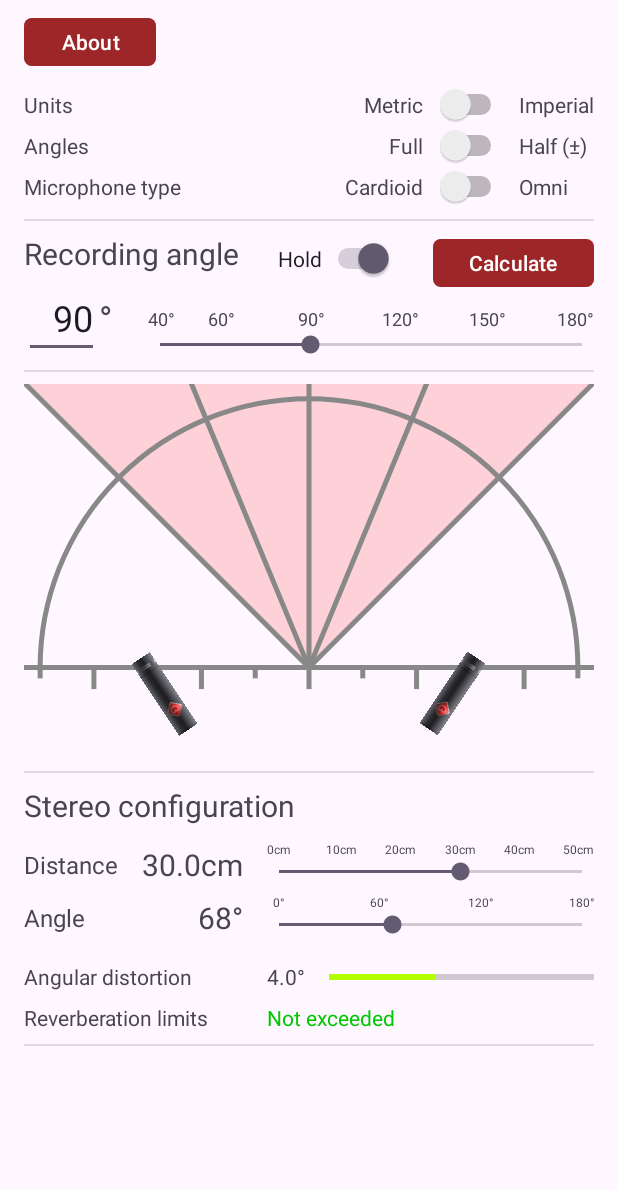
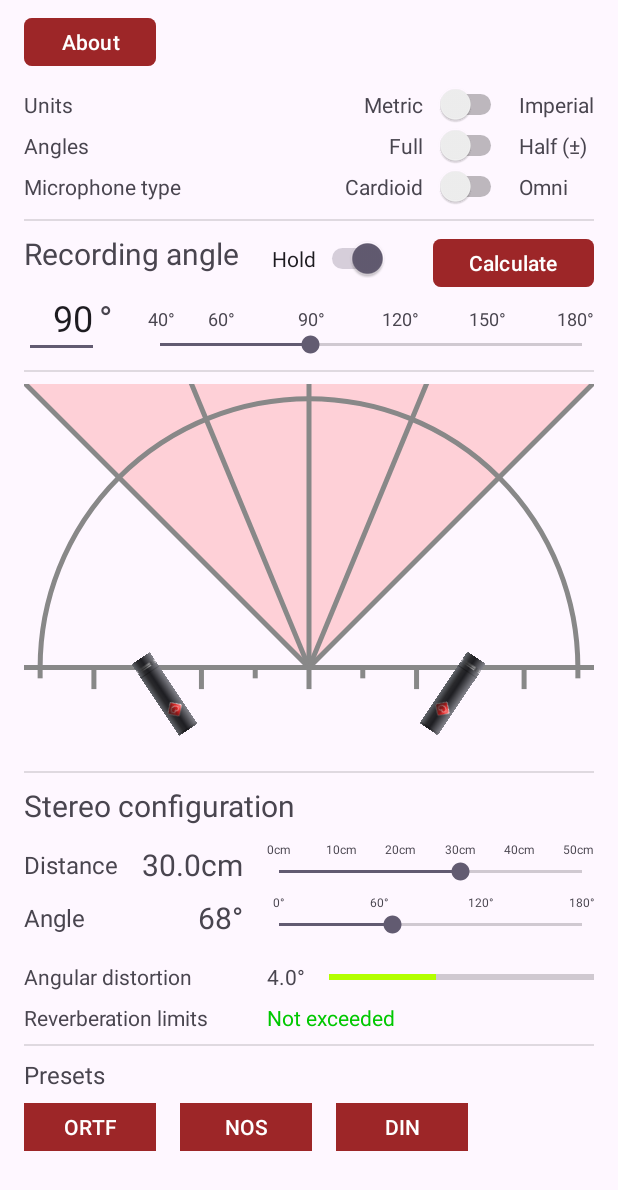
Before and after one commit to svetter/stereocalc, an Android app: the screen it shows after launch (MainActivity), on a phone screen of 412 x 824 dp. Shown: the top 1190 px of the screen. Run offline under Robolectric (Android 15) with nearby library versions, the phone set to English and light mode, and no system bars.

Commit message:
Add Near-coincident preset buttons
Closes #8

```diff
--- a/app/src/main/java/com/gmail/simetist/stereomikingcalculator/Calculations.kt
+++ b/app/src/main/java/com/gmail/simetist/stereomikingcalculator/Calculations.kt
@@ -45,7 +45,7 @@ val sidesReverbLimitFitInMidpoint	= 17.618201102680768
 
 
 
-fun calculate5thOrderPolynomial(coefficients: DoubleArray, x: Double): Double {
+private fun calculate5thOrderPolynomial(coefficients: DoubleArray, x: Double): Double {
 	if (coefficients.size != 6) {
 		throw IllegalArgumentException("Function expects 6 coefficients")
 	}
@@ -55,7 +55,7 @@ fun calculate5thOrderPolynomial(coefficients: DoubleArray, x: Double): Double {
 	}
 }
 
-fun calculateFittingParams(recordingAngle: Double): DoubleArray {
+private fun calculateFittingParams(recordingAngle: Double): DoubleArray {
 	val hra = recordingAngle / 2.0
 
 	val outScale	= calculate5thOrderPolynomial(outScalePolyCoefficients,		hra)
@@ -76,6 +76,17 @@ fun calculateCardioidMicDistance(recordingAngle: Double, micAngle: Double): Doub
 	val (outScale, outMin, growthRate, inMidpoint) = calculateFittingParams(recordingAngle)
 
 	return inMidpoint - ln(- outScale / (outMin - micAngle) - 1) / growthRate
+}
+
+fun calculateCardioidRecordingAngle(micDistance: Double, micAngle: Double): Double {
+	// temporary
+	when {
+		micDistance == 17.0 && micAngle == 110.0	-> return 96.0
+		micDistance == 30.0 && micAngle == 90.0		-> return 80.0
+		micDistance == 20.0 && micAngle == 90.0		-> return 51.0
+	}
+	// TODO
+	return 0.0
 }
 
 fun calculateOmniMicDistance(recordingAngle: Double): Double {
--- a/app/src/main/java/com/gmail/simetist/stereomikingcalculator/MainActivity.kt
+++ b/app/src/main/java/com/gmail/simetist/stereomikingcalculator/MainActivity.kt
@@ -4,13 +4,11 @@ import android.content.Intent
 import android.content.res.ColorStateList
 import android.content.res.Configuration
 import android.graphics.Color
-import android.graphics.Rect
 import android.os.Bundle
 import android.util.Log
 import android.view.KeyEvent
 import android.view.View
 import android.view.ViewGroup
-import android.view.Window
 import android.widget.Button
 import android.widget.EditText
 import android.widget.FrameLayout
@@ -23,6 +21,7 @@ import androidx.appcompat.app.AppCompatActivity
 import androidx.constraintlayout.widget.ConstraintLayout
 import androidx.core.view.ViewCompat
 import androidx.core.view.WindowInsetsCompat
+import kotlin.math.roundToInt
 
 
 private const val TAG = "MainActivity"
@@ -66,6 +65,10 @@ class MainActivity : AppCompatActivity() {
 	private lateinit var angularDistValueLabel:			TextView
 	private lateinit var angularDistIndicator:			ProgressBar
 	private lateinit var reverbLimitsWarnLabel: 		TextView
+
+	private lateinit var ortfButton:					Button
+	private lateinit var nosButton:						Button
+	private lateinit var dinButton:						Button
 
 
 
@@ -121,6 +124,11 @@ class MainActivity : AppCompatActivity() {
 		angularDistValueLabel		= findViewById(R.id.angularDistValueLabel)
 		angularDistIndicator		= findViewById(R.id.angularDistIndicator)
 		reverbLimitsWarnLabel		= findViewById(R.id.reverbLimitsWarnLabel)
+
+		ortfButton					= findViewById(R.id.ortfButton)
+		nosButton					= findViewById(R.id.nosButton)
+		dinButton					= findViewById(R.id.dinButton)
+
 
 
 		// Set default recAngle values
@@ -288,6 +296,18 @@ class MainActivity : AppCompatActivity() {
 			override fun onStopTrackingTouch(p0: SeekBar?) {}
 		})
 
+		ortfButton.setOnClickListener {
+			applyNearCoincidentPreset(17, 110)
+		}
+
+		nosButton.setOnClickListener {
+			applyNearCoincidentPreset(30, 90)
+		}
+
+		dinButton.setOnClickListener {
+			applyNearCoincidentPreset(20, 90)
+		}
+
 
 
 		if (savedInstanceState != null) {
@@ -348,7 +368,7 @@ class MainActivity : AppCompatActivity() {
 		}
 
 		ignoreSliderListeners = true
-		micDistanceSlider.progress = (micDistance * 10).toInt()
+		micDistanceSlider.progress = (micDistance * 10).roundToInt()
 		ignoreSliderListeners = false
 		updateMicDistanceLabel()
 		graphicsView.updateMicDistance(micDistance)
@@ -363,7 +383,7 @@ class MainActivity : AppCompatActivity() {
 		val micAngle = calculateCardioidMicAngle(recAngle, micDistance)
 
 		ignoreSliderListeners = true
-		micAngleSlider.progress = (micAngle * 10).toInt()
+		micAngleSlider.progress = (micAngle * 10).roundToInt()
 		ignoreSliderListeners = false
 		updateMicAngleLabel()
 		graphicsView.updateMicAngle(micAngle)
@@ -376,13 +396,13 @@ class MainActivity : AppCompatActivity() {
 		val angularDistortion = calculateAngularDistortion(micDistance, micAngle)
 
 		angularDistValueLabel.text = "%.1f°".format(angularDistortion)
-		angularDistIndicator.progress = (angularDistortion * 100).toInt()
+		angularDistIndicator.progress = (angularDistortion * 100).roundToInt()
 
 		// Set progress color based on the value
 		val progressRatio = angularDistIndicator.progress / angularDistIndicator.max.toFloat()
 		val color = when {
-			progressRatio < 0.5	-> Color.rgb(((-0.5f + progressRatio * 3f) * 255f).toInt().coerceAtLeast(0), 255, 0)
-			else				-> Color.rgb(255, ((2.5f - progressRatio * 3f) * 255f).toInt().coerceAtLeast(0), 0)
+			progressRatio < 0.5	-> Color.rgb(((-0.5f + progressRatio * 3f) * 255f).roundToInt().coerceAtLeast(0), 255, 0)
+			else				-> Color.rgb(255, ((2.5f - progressRatio * 3f) * 255f).roundToInt().coerceAtLeast(0), 0)
 		}
 		angularDistIndicator.progressTintList = ColorStateList.valueOf(color)
 	}
@@ -402,6 +422,25 @@ class MainActivity : AppCompatActivity() {
 			centerExceeds || sidesExceed	-> Color.rgb(200, 0, 0)
 			else							-> Color.rgb(0, 200, 0)
 		})
+	}
+
+
+
+	fun applyNearCoincidentPreset(micDistanceCm: Int, micAngle: Int) {
+		if (useOmni) micTypeSwitch.performClick()
+
+		val recAngle = calculateCardioidRecordingAngle(micDistanceCm.toDouble(), micAngle.toDouble())
+
+		ignoreSliderListeners = true
+		recAngleSlider.progress = recAngle.roundToInt() - recAngleLowerBound
+		micDistanceSlider.progress = micDistanceCm * 10
+		micAngleSlider.progress = micAngle * 10
+		ignoreSliderListeners = false
+
+		updateRecAngleEdit()
+		updateMicDistanceLabel()
+		updateMicAngleLabel()
+		graphicsView.updateAll(recAngle, micDistanceCm.toDouble(), micAngle.toDouble())
 	}
 
 
--- a/app/src/main/res/layout/activity_main.xml
+++ b/app/src/main/res/layout/activity_main.xml
@@ -151,6 +151,18 @@
 			android:textSize="20sp"
 			app:layout_constraintStart_toStartOf="parent"
 			app:layout_constraintTop_toTopOf="@+id/calcRecAngleButton" />
+
+	<Switch
+			android:id="@+id/holdRecAngleSwitch"
+			android:layout_width="wrap_content"
+			android:layout_height="wrap_content"
+			android:layout_marginEnd="8dp"
+			android:layout_marginBottom="-3dp"
+			android:checked="true"
+			android:text="Hold"
+			app:layout_constraintBottom_toBottomOf="@+id/recAngleLabel"
+			app:layout_constraintEnd_toStartOf="@+id/calcRecAngleButton"
+			app:layout_constraintStart_toEndOf="@+id/recAngleLabel" />
 
 	<Button
 			android:id="@+id/calcRecAngleButton"
@@ -594,15 +606,53 @@
 				android:translationZ="1dp" />
 	</FrameLayout>
 
-	<Switch
-			android:id="@+id/holdRecAngleSwitch"
+	<TextView
+			android:id="@+id/presetsLabel"
 			android:layout_width="wrap_content"
 			android:layout_height="wrap_content"
-			android:layout_marginBottom="-3dp"
-			android:checked="true"
-			android:text="Hold"
-			app:layout_constraintBottom_toBottomOf="@+id/recAngleLabel"
-			app:layout_constraintEnd_toStartOf="@+id/calcRecAngleButton"
-			app:layout_constraintStart_toEndOf="@+id/recAngleLabel" />
+			android:layout_marginStart="16dp"
+			android:layout_marginTop="8dp"
+			android:text="Presets"
+			android:textSize="16sp"
+			app:layout_constraintStart_toStartOf="parent"
+			app:layout_constraintTop_toBottomOf="@+id/bottomDivider" />
+
+	<Button
+			android:id="@+id/ortfButton"
+			android:layout_width="wrap_content"
+			android:layout_height="40dp"
+			android:layout_marginTop="4dp"
+			android:backgroundTint="#9A8C0000"
+			android:text="ORTF"
+			android:textColor="@color/white"
+			app:cornerRadius="0dp"
+			app:layout_constraintStart_toStartOf="@+id/presetsLabel"
+			app:layout_constraintTop_toBottomOf="@+id/presetsLabel" />
+
+	<Button
+			android:id="@+id/nosButton"
+			android:layout_width="wrap_content"
+			android:layout_height="40dp"
+			android:layout_marginStart="16dp"
+			android:backgroundTint="#9A8C0000"
+			android:text="NOS"
+			android:textColor="@color/white"
+			app:cornerRadius="0dp"
+			app:layout_constraintBottom_toBottomOf="@+id/ortfButton"
+			app:layout_constraintStart_toEndOf="@+id/ortfButton"
+			app:layout_constraintTop_toTopOf="@+id/ortfButton" />
+
+	<Button
+			android:id="@+id/dinButton"
+			android:layout_width="wrap_content"
+			android:layout_height="40dp"
+			android:layout_marginStart="16dp"
+			android:backgroundTint="#9A8C0000"
+			android:text="DIN"
+			android:textColor="@color/white"
+			app:cornerRadius="0dp"
+			app:layout_constraintBottom_toBottomOf="@+id/nosButton"
+			app:layout_constraintStart_toEndOf="@+id/nosButton"
+			app:layout_constraintTop_toTopOf="@+id/nosButton" />
 
 </androidx.constraintlayout.widget.ConstraintLayout>
```
